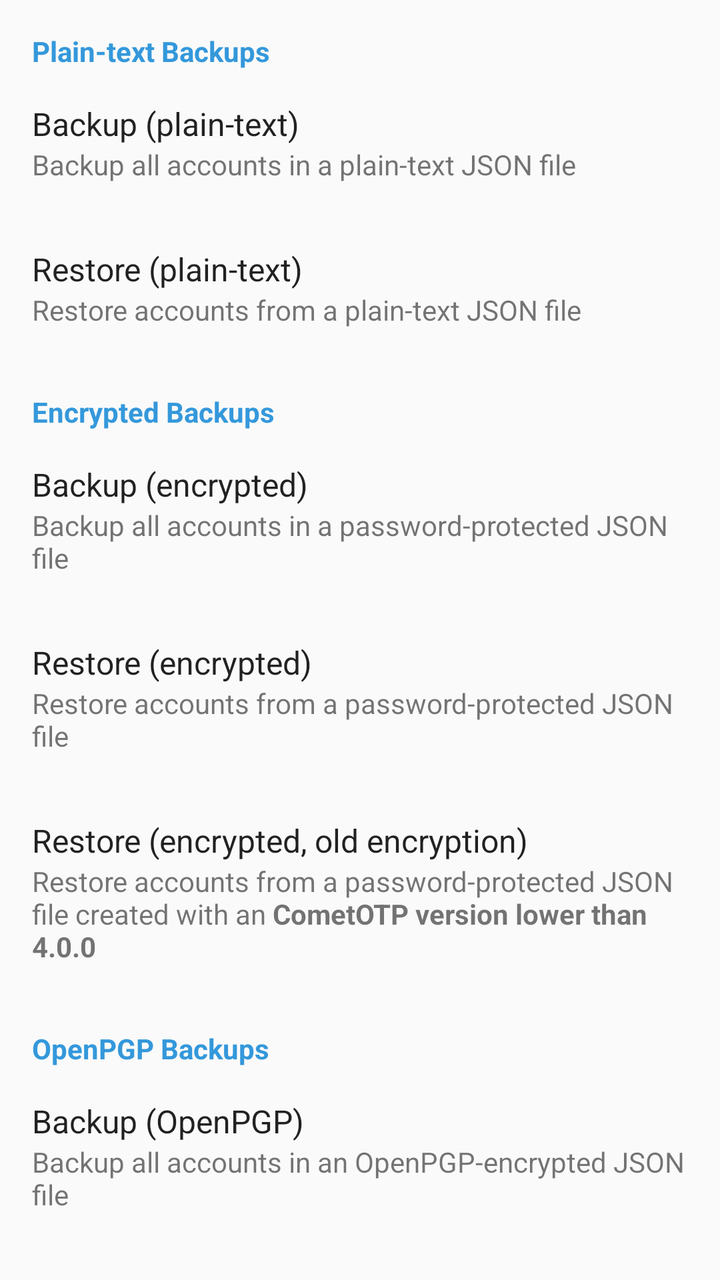
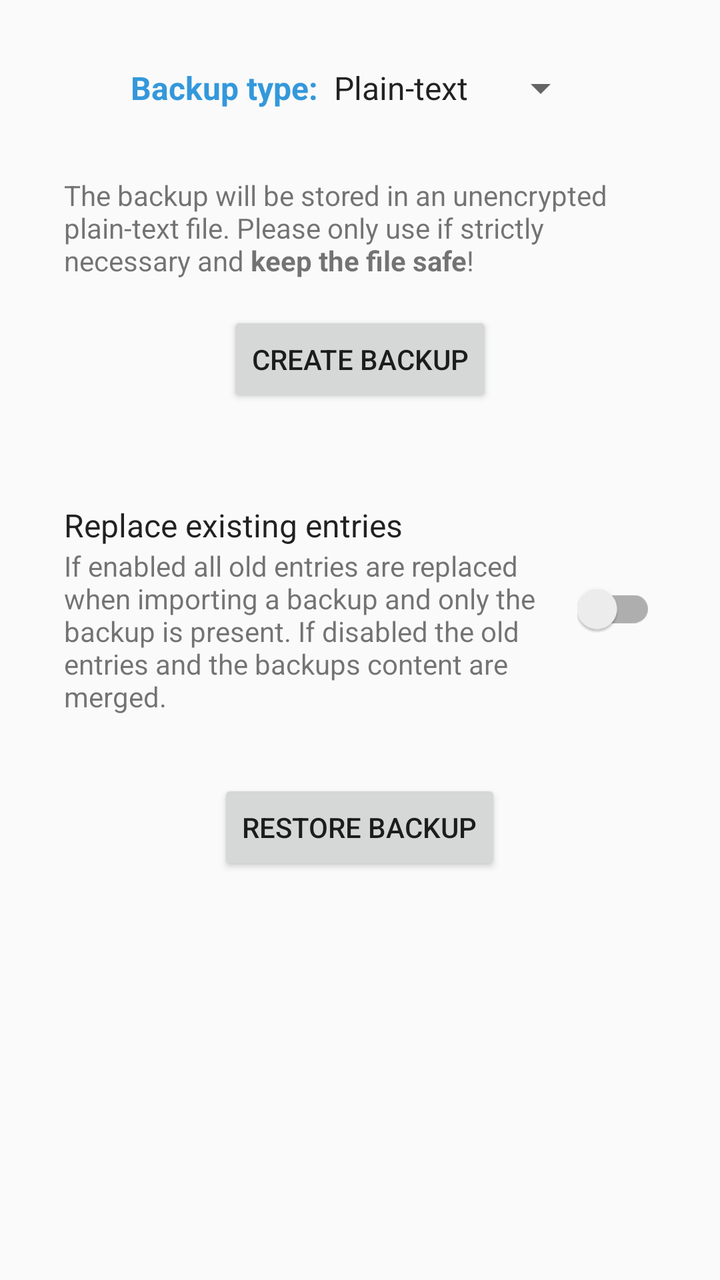

Compare the two renders of this Android layout. The source of the first and the diff that turns it into the second are given below.
<!-- AndroidManifest.xml: application theme AppTheme -->
<!-- res/layout/content_backup.xml -->
<?xml version="1.0" encoding="utf-8"?>
<androidx.core.widget.NestedScrollView
    xmlns:android="http://schemas.android.com/apk/res/android"
    xmlns:app="http://schemas.android.com/apk/res-auto"
    android:id="@+id/scroll_view"
    android:layout_width="match_parent"
    android:layout_height="match_parent"
    android:overScrollMode="never"
    app:layout_behavior="@string/appbar_scrolling_view_behavior" >

    <LinearLayout
        android:orientation="vertical"
        android:layout_width="match_parent"
        android:layout_height="match_parent"
        android:id="@+id/backup">

        <TextView
            android:layout_width="match_parent"
            android:layout_height="wrap_content"
            android:paddingStart="@dimen/activity_margin"
            android:paddingEnd="@dimen/activity_margin"
            android:paddingTop="@dimen/activity_margin"
            android:textColor="@color/colorAccent"
            android:textStyle="bold"
            android:text="@string/backup_category_plain" />

        <LinearLayout
            android:id="@+id/button_backup_plain"
            android:orientation="vertical"
            android:layout_width="match_parent"
            android:layout_height="wrap_content"
            android:padding="@dimen/activity_margin"
            android:background="?android:attr/selectableItemBackground" >

            <TextView
                android:layout_width="wrap_content"
                android:layout_height="wrap_content"
                android:textAppearance="?android:attr/textAppearanceListItem"
                android:text="@string/backup_title_export_plain" />

            <TextView
                android:layout_width="wrap_content"
                android:layout_height="wrap_content"
                android:textAppearance="?android:attr/textAppearanceSmall"
                android:text="@string/backup_desc_export_plain"/>

        </LinearLayout>

        <LinearLayout
            android:id="@+id/button_restore_plain"
            android:orientation="vertical"
            android:layout_width="match_parent"
            android:layout_height="wrap_content"
            android:padding="@dimen/activity_margin"
            android:background="?android:attr/selectableItemBackground" >

            <TextView
                android:layout_width="wrap_content"
                android:layout_height="wrap_content"
                android:textAppearance="?android:attr/textAppearanceListItem"
                android:text="@string/backup_title_import_plain" />

            <TextView
                android:layout_width="wrap_content"
                android:layout_height="wrap_content"
                android:textAppearance="?android:attr/textAppearanceSmall"
                android:text="@string/backup_desc_import_plain"/>

        </LinearLayout>

        <TextView
            android:layout_width="match_parent"
            android:layout_height="wrap_content"
            android:paddingStart="@dimen/activity_margin"
            android:paddingEnd="@dimen/activity_margin"
            android:paddingTop="@dimen/activity_margin"
            android:textColor="@color/colorAccent"
            android:textStyle="bold"
            android:text="@string/backup_category_crypt" />

        <TextView
            android:id="@+id/msg_crypt_setup"
            android:layout_width="match_parent"
            android:layout_height="wrap_content"
            android:padding="@dimen/activity_margin"
            android:visibility="gone"
            android:text="@string/backup_desc_crypt_setup"/>

        <LinearLayout
            android:id="@+id/button_backup_crypt"
            android:orientation="vertical"
            android:layout_width="match_parent"
            android:layout_height="wrap_content"
            android:padding="@dimen/activity_margin"
            android:background="?android:attr/selectableItemBackground" >

            <TextView
                android:layout_width="wrap_content"
                android:layout_height="wrap_content"
                android:textAppearance="?android:attr/textAppearanceListItem"
                android:text="@string/backup_title_export_crypt" />

            <TextView
                android:layout_width="wrap_content"
                android:layout_height="wrap_content"
                android:textAppearance="?android:attr/textAppearanceSmall"
                android:text="@string/backup_desc_export_crypt"/>

        </LinearLayout>

        <LinearLayout
            android:id="@+id/button_restore_crypt"
            android:orientation="vertical"
            android:layout_width="match_parent"
            android:layout_height="wrap_content"
            android:padding="@dimen/activity_margin"
            android:background="?android:attr/selectableItemBackground" >

            <TextView
                android:layout_width="wrap_content"
                android:layout_height="wrap_content"
                android:textAppearance="?android:attr/textAppearanceListItem"
                android:text="@string/backup_title_import_crypt" />

            <TextView
                android:layout_width="wrap_content"
                android:layout_height="wrap_content"
                android:textAppearance="?android:attr/textAppearanceSmall"
                android:text="@string/backup_desc_import_crypt"/>

        </LinearLayout>

        <LinearLayout
            android:id="@+id/button_restore_crypt_old"
            android:orientation="vertical"
            android:layout_width="match_parent"
            android:layout_height="wrap_content"
            android:padding="@dimen/activity_margin"
            android:background="?android:attr/selectableItemBackground" >

            <TextView
                android:layout_width="wrap_content"
                android:layout_height="wrap_content"
                android:textAppearance="?android:attr/textAppearanceListItem"
                android:text="@string/backup_title_import_crypt_old" />

            <TextView
                android:layout_width="wrap_content"
                android:layout_height="wrap_content"
                android:textAppearance="?android:attr/textAppearanceSmall"
                android:text="@string/backup_desc_import_crypt_old"/>

        </LinearLayout>

        <TextView
            android:layout_width="match_parent"
            android:layout_height="wrap_content"
            android:paddingStart="@dimen/activity_margin"
            android:paddingEnd="@dimen/activity_margin"
            android:paddingTop="@dimen/activity_margin"
            android:textColor="@color/colorAccent"
            android:textStyle="bold"
            android:text="@string/backup_category_openpgp" />

        <TextView
            android:id="@+id/msg_openpgp_setup"
            android:layout_width="match_parent"
            android:layout_height="wrap_content"
            android:padding="@dimen/activity_margin"
            android:visibility="gone"
            android:text="@string/backup_desc_openpgp_provider"/>

        <LinearLayout
            android:id="@+id/button_backup_openpgp"
            android:orientation="vertical"
            android:layout_width="match_parent"
            android:layout_height="wrap_content"
            android:padding="@dimen/activity_margin"
            android:background="?android:attr/selectableItemBackground" >

            <TextView
                android:layout_width="wrap_content"
                android:layout_height="wrap_content"
                android:textAppearance="?android:attr/textAppearanceListItem"
                android:text="@string/backup_title_export_openpgp" />

            <TextView
                android:layout_width="wrap_content"
                android:layout_height="wrap_content"
                android:textAppearance="?android:attr/textAppearanceSmall"
                android:text="@string/backup_desc_export_openpgp"/>

        </LinearLayout>

        <LinearLayout
            android:id="@+id/button_restore_openpgp"
            android:orientation="vertical"
            android:layout_width="match_parent"
            android:layout_height="wrap_content"
            android:padding="@dimen/activity_margin"
            android:background="?android:attr/selectableItemBackground" >

            <TextView
                android:layout_width="wrap_content"
                android:layout_height="wrap_content"
                android:textAppearance="?android:attr/textAppearanceListItem"
                android:text="@string/backup_title_import_openpgp" />

            <TextView
                android:layout_width="wrap_content"
                android:layout_height="wrap_content"
                android:textAppearance="?android:attr/textAppearanceSmall"
                android:text="@string/backup_desc_import_openpgp"/>

        </LinearLayout>

        <RelativeLayout
            android:orientation="horizontal"
            android:layout_width="match_parent"
            android:layout_height="wrap_content"
            android:layout_marginTop="@dimen/activity_margin"
            android:padding="@dimen/activity_margin"
            android:background="?android:attr/selectableItemBackground" >

            <LinearLayout
                android:orientation="vertical"
                android:layout_width="match_parent"
                android:layout_height="wrap_content"
                android:layout_toStartOf="@id/backup_replace" >

                <TextView
                    android:id="@+id/backup_replace_label"
                    android:layout_width="wrap_content"
                    android:layout_height="wrap_content"
                    android:text="@string/backup_title_replace"
                    android:textAppearance="?android:attr/textAppearanceListItem" />

                <TextView
                    android:layout_width="wrap_content"
                    android:layout_height="wrap_content"
                    android:textAppearance="?android:attr/textAppearanceSmall"
                    android:text="@string/backup_desc_replace"/>

            </LinearLayout>

            <Switch
                android:id="@+id/backup_replace"
                android:layout_width="wrap_content"
                android:layout_height="wrap_content"
                android:layout_alignParentEnd="true"
                android:layout_centerInParent="true"
                android:checked="false" />

        </RelativeLayout>

    </LinearLayout>
</androidx.core.widget.NestedScrollView>
<!-- resources referenced by this layout -->
<resources>
  <color name="colorAccent">#3498db</color>
  <dimen name="activity_margin">16dp</dimen>
  <string name="backup_category_crypt">Encrypted Backups</string>
  <string name="backup_category_openpgp">OpenPGP Backups</string>
  <string name="backup_category_plain">Plain-text Backups</string>
  <string name="backup_desc_crypt_setup">CometOTP has failed to load the backup password from the
          <b>Settings</b>, this either means that no password was set or something went wrong. You will be
          asked to enter the backup password manually when creating or importing a backup.
      </string>
  <string name="backup_desc_export_crypt">Backup all accounts in a password-protected JSON file</string>
  <string name="backup_desc_export_openpgp">Backup all accounts in an OpenPGP-encrypted JSON file</string>
  <string name="backup_desc_export_plain">Backup all accounts in a plain-text JSON file</string>
  <string name="backup_desc_import_crypt">Restore accounts from a password-protected JSON file</string>
  <string name="backup_desc_import_crypt_old">Restore accounts from a password-protected JSON file
          created with an <b>CometOTP version lower than 4.0.0</b></string>
  <string name="backup_desc_import_openpgp">Restore accounts from an OpenPGP-encrypted JSON file</string>
  <string name="backup_desc_import_plain">Restore accounts from a plain-text JSON file</string>
  <string name="backup_desc_openpgp_provider">You need to install an OpenPGP provider and enable
          it in the <b>Settings</b> page in order to use this feature.
      </string>
  <string name="backup_desc_replace">If enabled, all old entries are replaced when importing a
          backup and only the backup is present. If disabled, the old entries and the backups content
          are merged.</string>
  <string name="backup_title_export_crypt">Backup (encrypted)</string>
  <string name="backup_title_export_openpgp">Backup (OpenPGP)</string>
  <string name="backup_title_export_plain">Backup (plain-text)</string>
  <string name="backup_title_import_crypt">Restore (encrypted)</string>
  <string name="backup_title_import_crypt_old">Restore (encrypted, old encryption)</string>
  <string name="backup_title_import_openpgp">Restore (OpenPGP)</string>
  <string name="backup_title_import_plain">Restore (plain-text)</string>
  <string name="backup_title_replace">Replace existing entries</string>
  <style name="AppTheme" parent="AppBaseTheme" />
  <style name="AppBaseTheme" parent="Theme.AppCompat.Light.DarkActionBar">
          <item name="colorPrimary">@color/colorPrimary</item>
          <item name="colorPrimaryDark">@color/colorPrimaryDark</item>
          <item name="colorAccent">@color/colorAccent</item>
  
          <item name="windowBackground">?android:attr/colorBackground</item>
          <item name="navigationBarColor">?android:attr/colorBackground</item>
  
          <item name="colorGithub">@color/github_dark</item>
          <item name="colorPaypal">@color/paypal_dark</item>
          <item name="thumbnailBackground">@android:color/transparent</item>
  
          <item name="cardStyle">@style/CardViewStyle</item>
          <item name="dialogTheme">@style/DialogTheme</item>
  
          <item name="colorExpiring">@color/expiring_red_dark</item>
      </style>
  <color name="colorPrimary">#607D8B</color>
  <color name="colorPrimaryDark">#455A6A</color>
  <color name="github_dark">#333333</color>
  <color name="paypal_dark">#003087</color>
  <style name="CardViewStyle" parent="CardView">
          <item name="cardCornerRadius">@dimen/card_corner_radius</item>
          <item name="cardUseCompatPadding">true</item>
          <item name="contentPadding">@dimen/activity_margin</item>
      </style>
  <style name="DialogTheme" parent="Theme.AppCompat.Light.Dialog.MinWidth">
          <item name="colorAccent">@color/colorAccent</item>
      </style>
  <color name="expiring_red_dark">#d50000</color>
  <dimen name="card_corner_radius">10dp</dimen>
</resources>

<!-- the commit's change to res/layout/content_backup.xml (unified diff, before → after) -->
@@ -2,223 +2,78 @@
 <androidx.core.widget.NestedScrollView
     xmlns:android="http://schemas.android.com/apk/res/android"
     xmlns:app="http://schemas.android.com/apk/res-auto"
-    android:id="@+id/scroll_view"
     android:layout_width="match_parent"
     android:layout_height="match_parent"
     android:overScrollMode="never"
-    app:layout_behavior="@string/appbar_scrolling_view_behavior" >
+    app:layout_behavior="@string/appbar_scrolling_view_behavior">
 
     <LinearLayout
         android:orientation="vertical"
         android:layout_width="match_parent"
-        android:layout_height="match_parent"
-        android:id="@+id/backup">
-
-        <TextView
-            android:layout_width="match_parent"
-            android:layout_height="wrap_content"
-            android:paddingStart="@dimen/activity_margin"
-            android:paddingEnd="@dimen/activity_margin"
-            android:paddingTop="@dimen/activity_margin"
-            android:textColor="@color/colorAccent"
-            android:textStyle="bold"
-            android:text="@string/backup_category_plain" />
+        android:layout_height="wrap_content"
+        android:layout_marginHorizontal="@dimen/activity_margin"
+        android:layout_marginTop="@dimen/activity_margin_large"
+        android:gravity="center_horizontal">
 
         <LinearLayout
-            android:id="@+id/button_backup_plain"
-            android:orientation="vertical"
-            android:layout_width="match_parent"
-            android:layout_height="wrap_content"
-            android:padding="@dimen/activity_margin"
-            android:background="?android:attr/selectableItemBackground" >
+            android:orientation="horizontal"
+            android:layout_width="wrap_content"
+            android:layout_height="wrap_content">
 
             <TextView
                 android:layout_width="wrap_content"
                 android:layout_height="wrap_content"
-                android:textAppearance="?android:attr/textAppearanceListItem"
-                android:text="@string/backup_title_export_plain" />
+                android:textColor="@color/colorAccent"
+                android:textStyle="bold"
+                android:textAppearance="@style/TextAppearance.AppCompat.Widget.TextView.SpinnerItem"
+                android:text="@string/backup_label_type"/>
 
-            <TextView
+            <Spinner
+                android:id="@+id/backupType"
                 android:layout_width="wrap_content"
                 android:layout_height="wrap_content"
-                android:textAppearance="?android:attr/textAppearanceSmall"
-                android:text="@string/backup_desc_export_plain"/>
-
-        </LinearLayout>
-
-        <LinearLayout
-            android:id="@+id/button_restore_plain"
-            android:orientation="vertical"
-            android:layout_width="match_parent"
-            android:layout_height="wrap_content"
-            android:padding="@dimen/activity_margin"
-            android:background="?android:attr/selectableItemBackground" >
-
-            <TextView
-                android:layout_width="wrap_content"
-                android:layout_height="wrap_content"
-                android:textAppearance="?android:attr/textAppearanceListItem"
-                android:text="@string/backup_title_import_plain" />
-
-            <TextView
-                android:layout_width="wrap_content"
-                android:layout_height="wrap_content"
-                android:textAppearance="?android:attr/textAppearanceSmall"
-                android:text="@string/backup_desc_import_plain"/>
+                android:entries="@array/backup_list_type_names" />
 
         </LinearLayout>
 
         <TextView
-            android:layout_width="match_parent"
+            android:id="@+id/backupLabel"
+            android:layout_width="wrap_content"
             android:layout_height="wrap_content"
-            android:paddingStart="@dimen/activity_margin"
-            android:paddingEnd="@dimen/activity_margin"
-            android:paddingTop="@dimen/activity_margin"
-            android:textColor="@color/colorAccent"
-            android:textStyle="bold"
-            android:text="@string/backup_category_crypt" />
+            android:layout_marginTop="@dimen/activity_margin"
+            android:padding="@dimen/activity_margin"
+            android:text="@string/backup_label_warning_plain"/>
 
         <TextView
-            android:id="@+id/msg_crypt_setup"
-            android:layout_width="match_parent"
+            android:id="@+id/backupErrorLabel"
+            android:layout_width="wrap_content"
             android:layout_height="wrap_content"
             android:padding="@dimen/activity_margin"
-            android:visibility="gone"
-            android:text="@string/backup_desc_crypt_setup"/>
+            android:textColor="?attr/colorExpiring"
+            android:text="@string/backup_desc_openpgp_provider"
+            android:visibility="gone"/>
 
-        <LinearLayout
-            android:id="@+id/button_backup_crypt"
-            android:orientation="vertical"
-            android:layout_width="match_parent"
+        <Button
+            android:id="@+id/buttonBackup"
+            android:layout_width="wrap_content"
             android:layout_height="wrap_content"
-            android:padding="@dimen/activity_margin"
-            android:background="?android:attr/selectableItemBackground" >
+            android:text="@string/backup_button_backup"/>
 
-            <TextView
-                android:layout_width="wrap_content"
-                android:layout_height="wrap_content"
-                android:textAppearance="?android:attr/textAppearanceListItem"
-                android:text="@string/backup_title_export_crypt" />
-
-            <TextView
-                android:layout_width="wrap_content"
-                android:layout_height="wrap_content"
-                android:textAppearance="?android:attr/textAppearanceSmall"
-                android:text="@string/backup_desc_export_crypt"/>
-
-        </LinearLayout>
-
-        <LinearLayout
-            android:id="@+id/button_restore_crypt"
-            android:orientation="vertical"
-            android:layout_width="match_parent"
+        <ProgressBar
+            android:id="@+id/progressBarBackup"
+            android:layout_width="wrap_content"
             android:layout_height="wrap_content"
-            android:padding="@dimen/activity_margin"
-            android:background="?android:attr/selectableItemBackground" >
-
-            <TextView
-                android:layout_width="wrap_content"
-                android:layout_height="wrap_content"
-                android:textAppearance="?android:attr/textAppearanceListItem"
-                android:text="@string/backup_title_import_crypt" />
-
-            <TextView
-                android:layout_width="wrap_content"
-                android:layout_height="wrap_content"
-                android:textAppearance="?android:attr/textAppearanceSmall"
-                android:text="@string/backup_desc_import_crypt"/>
-
-        </LinearLayout>
-
-        <LinearLayout
-            android:id="@+id/button_restore_crypt_old"
-            android:orientation="vertical"
-            android:layout_width="match_parent"
-            android:layout_height="wrap_content"
-            android:padding="@dimen/activity_margin"
-            android:background="?android:attr/selectableItemBackground" >
-
-            <TextView
-                android:layout_width="wrap_content"
-                android:layout_height="wrap_content"
-                android:textAppearance="?android:attr/textAppearanceListItem"
-                android:text="@string/backup_title_import_crypt_old" />
-
-            <TextView
-                android:layout_width="wrap_content"
-                android:layout_height="wrap_content"
-                android:textAppearance="?android:attr/textAppearanceSmall"
-                android:text="@string/backup_desc_import_crypt_old"/>
-
-        </LinearLayout>
-
-        <TextView
-            android:layout_width="match_parent"
-            android:layout_height="wrap_content"
-            android:paddingStart="@dimen/activity_margin"
-            android:paddingEnd="@dimen/activity_margin"
-            android:paddingTop="@dimen/activity_margin"
-            android:textColor="@color/colorAccent"
-            android:textStyle="bold"
-            android:text="@string/backup_category_openpgp" />
-
-        <TextView
-            android:id="@+id/msg_openpgp_setup"
-            android:layout_width="match_parent"
-            android:layout_height="wrap_content"
-            android:padding="@dimen/activity_margin"
-            android:visibility="gone"
-            android:text="@string/backup_desc_openpgp_provider"/>
-
-        <LinearLayout
-            android:id="@+id/button_backup_openpgp"
-            android:orientation="vertical"
-            android:layout_width="match_parent"
-            android:layout_height="wrap_content"
-            android:padding="@dimen/activity_margin"
-            android:background="?android:attr/selectableItemBackground" >
-
-            <TextView
-                android:layout_width="wrap_content"
-                android:layout_height="wrap_content"
-                android:textAppearance="?android:attr/textAppearanceListItem"
-                android:text="@string/backup_title_export_openpgp" />
-
-            <TextView
-                android:layout_width="wrap_content"
-                android:layout_height="wrap_content"
-                android:textAppearance="?android:attr/textAppearanceSmall"
-                android:text="@string/backup_desc_export_openpgp"/>
-
-        </LinearLayout>
-
-        <LinearLayout
-            android:id="@+id/button_restore_openpgp"
-            android:orientation="vertical"
-            android:layout_width="match_parent"
-            android:layout_height="wrap_content"
-            android:padding="@dimen/activity_margin"
-            android:background="?android:attr/selectableItemBackground" >
-
-            <TextView
-                android:layout_width="wrap_content"
-                android:layout_height="wrap_content"
-                android:textAppearance="?android:attr/textAppearanceListItem"
-                android:text="@string/backup_title_import_openpgp" />
-
-            <TextView
-                android:layout_width="wrap_content"
-                android:layout_height="wrap_content"
-                android:textAppearance="?android:attr/textAppearanceSmall"
-                android:text="@string/backup_desc_import_openpgp"/>
-
-        </LinearLayout>
+            android:layout_marginTop="@dimen/activity_margin"
+            android:indeterminate="true"
+            style="?android:attr/progressBarStyle"
+            android:visibility="gone"/>
 
         <RelativeLayout
             android:orientation="horizontal"
             android:layout_width="match_parent"
             android:layout_height="wrap_content"
-            android:layout_marginTop="@dimen/activity_margin"
+            android:layout_marginTop="@dimen/activity_margin_large"
+            android:layout_marginBottom="@dimen/activity_margin"
             android:padding="@dimen/activity_margin"
             android:background="?android:attr/selectableItemBackground" >
 
@@ -243,7 +98,7 @@
 
             </LinearLayout>
 
-            <Switch
+            <com.google.android.material.switchmaterial.SwitchMaterial
                 android:id="@+id/backup_replace"
                 android:layout_width="wrap_content"
                 android:layout_height="wrap_content"
@@ -253,5 +108,30 @@
 
         </RelativeLayout>
 
+        <CheckBox
+            android:id="@+id/restoreOldCrypt"
+            android:layout_width="wrap_content"
+            android:layout_height="wrap_content"
+            android:layout_marginHorizontal="@dimen/activity_margin"
+            android:layout_marginBottom="@dimen/activity_margin"
+            android:text="@string/backup_check_restore_old"
+            android:visibility="gone" />
+
+        <Button
+            android:id="@+id/buttonRestore"
+            android:layout_width="wrap_content"
+            android:layout_height="wrap_content"
+            android:text="@string/backup_button_restore" />
+
+        <ProgressBar
+            android:id="@+id/progressBarRestore"
+            android:layout_width="wrap_content"
+            android:layout_height="wrap_content"
+            android:layout_marginTop="@dimen/activity_margin"
+            android:indeterminate="true"
+            style="?android:attr/progressBarStyle"
+            android:visibility="gone"/>
+
     </LinearLayout>
+
 </androidx.core.widget.NestedScrollView>
<!-- resource entries referenced after the edit -->
@@ -1,35 +1,26 @@
 <!-- resources referenced by this layout -->
 <resources>
+  <string-array name="backup_list_type_names">
+          <item>Plain-text</item>
+          <item>Encrypted</item>
+          <item>OpenPGP</item>
+      </string-array>
   <color name="colorAccent">#3498db</color>
   <dimen name="activity_margin">16dp</dimen>
-  <string name="backup_category_crypt">Encrypted Backups</string>
-  <string name="backup_category_openpgp">OpenPGP Backups</string>
-  <string name="backup_category_plain">Plain-text Backups</string>
-  <string name="backup_desc_crypt_setup">CometOTP has failed to load the backup password from the
-          <b>Settings</b>, this either means that no password was set or something went wrong. You will be
-          asked to enter the backup password manually when creating or importing a backup.
+  <dimen name="activity_margin_large">32dp</dimen>
+  <string name="backup_button_backup">Create backup</string>
+  <string name="backup_button_restore">Restore backup</string>
+  <string name="backup_check_restore_old">Restore old backup format (created with an CometOTP version
+          before version 2.0)</string>
+  <string name="backup_desc_openpgp_provider">You need to install an OpenPGP provider and enable
+          it in the <b>Settings</b> to use this feature.
       </string>
-  <string name="backup_desc_export_crypt">Backup all accounts in a password-protected JSON file</string>
-  <string name="backup_desc_export_openpgp">Backup all accounts in an OpenPGP-encrypted JSON file</string>
-  <string name="backup_desc_export_plain">Backup all accounts in a plain-text JSON file</string>
-  <string name="backup_desc_import_crypt">Restore accounts from a password-protected JSON file</string>
-  <string name="backup_desc_import_crypt_old">Restore accounts from a password-protected JSON file
-          created with an <b>CometOTP version lower than 4.0.0</b></string>
-  <string name="backup_desc_import_openpgp">Restore accounts from an OpenPGP-encrypted JSON file</string>
-  <string name="backup_desc_import_plain">Restore accounts from a plain-text JSON file</string>
-  <string name="backup_desc_openpgp_provider">You need to install an OpenPGP provider and enable
-          it in the <b>Settings</b> page in order to use this feature.
-      </string>
-  <string name="backup_desc_replace">If enabled, all old entries are replaced when importing a
-          backup and only the backup is present. If disabled, the old entries and the backups content
+  <string name="backup_desc_replace">If enabled all old entries are replaced when importing a
+          backup and only the backup is present. If disabled the old entries and the backups content
           are merged.</string>
-  <string name="backup_title_export_crypt">Backup (encrypted)</string>
-  <string name="backup_title_export_openpgp">Backup (OpenPGP)</string>
-  <string name="backup_title_export_plain">Backup (plain-text)</string>
-  <string name="backup_title_import_crypt">Restore (encrypted)</string>
-  <string name="backup_title_import_crypt_old">Restore (encrypted, old encryption)</string>
-  <string name="backup_title_import_openpgp">Restore (OpenPGP)</string>
-  <string name="backup_title_import_plain">Restore (plain-text)</string>
+  <string name="backup_label_type">Backup type: </string>
+  <string name="backup_label_warning_plain">The backup will be stored in an unencrypted plain-text
+          file. Please only use if strictly necessary and <b>keep the file safe</b>!</string>
   <string name="backup_title_replace">Replace existing entries</string>
   <style name="AppTheme" parent="AppBaseTheme" />
   <style name="AppBaseTheme" parent="Theme.AppCompat.Light.DarkActionBar">
